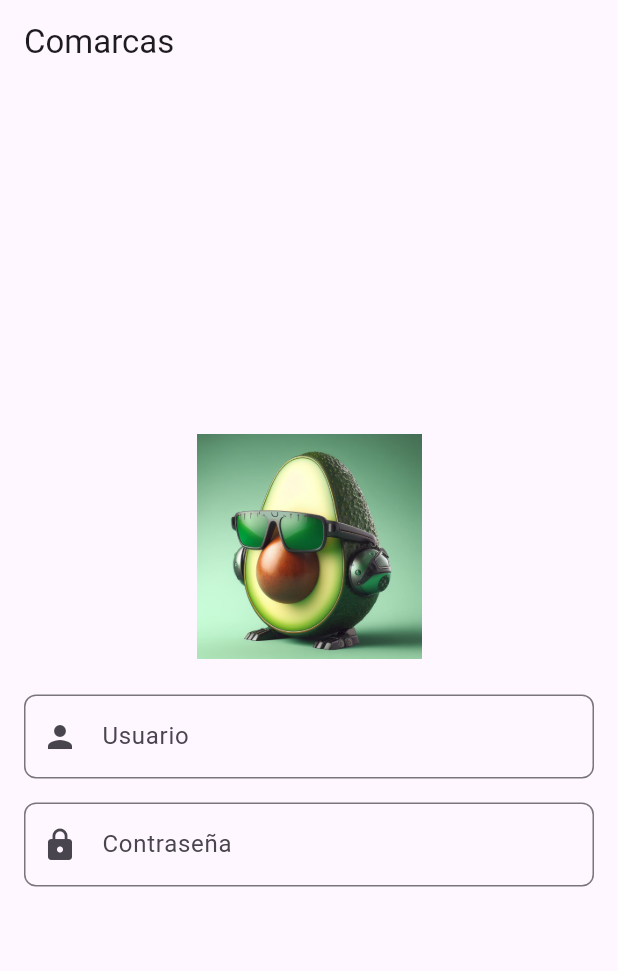
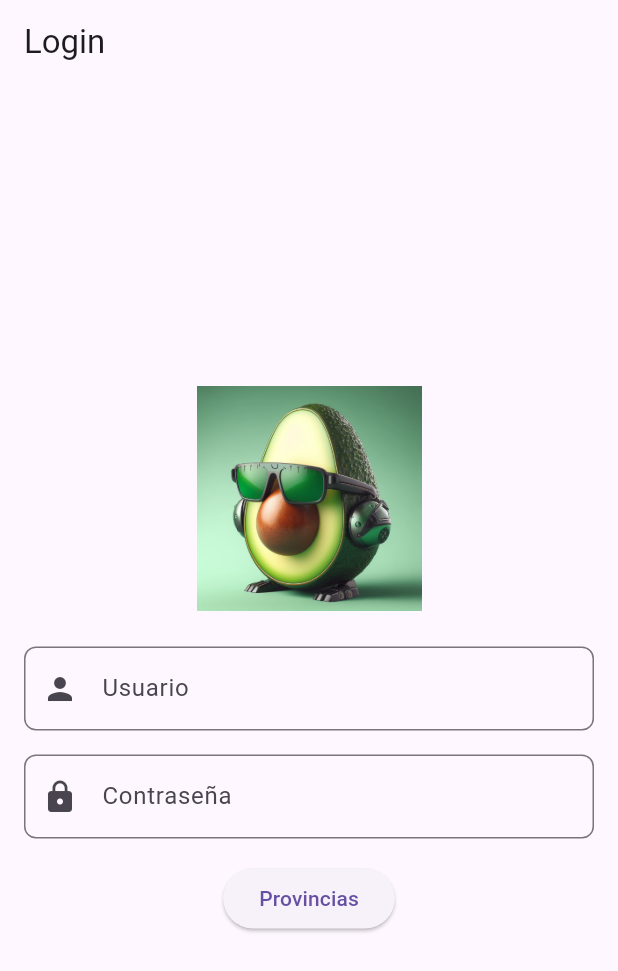
Before and after one commit to araybr/provincias, a Flutter app: the screen it shows after launch, on a phone screen of 412 x 824 dp. Shown: the top 971 px of the screen. Run offline on Flutter 3.47's test engine with Material 3 defaults, Android fonts, the phone set to English and light mode, and no system bars; our stand-ins replace font_awesome_flutter, go_router.

Commit message:
Cambios Navegación

```diff
--- /dev/null
+++ b/lib/config/router/routes.dart
@@ -0,0 +1,36 @@
+import 'package:flutter_provincias/comarques.dart';
+import 'package:flutter_provincias/info_comarca_1.dart';
+import 'package:flutter_provincias/info_comarca_2.dart';
+import 'package:flutter_provincias/login.dart';
+import 'package:flutter_provincias/provinces.dart';
+import 'package:go_router/go_router.dart';
+
+final GoRouter router = GoRouter(
+  routes: [
+    GoRoute(
+      name: 'login',
+      path: '/',
+      builder: (context, state) => const LoginScreen(),
+    ),
+    GoRoute(
+      name: 'provincies',
+      path: '/provincies',
+      builder: (context, state) => const ProvinciasScreen(),
+    ),
+    GoRoute(
+      name: 'comarques',
+      path: '/comarques',
+      builder: (context, state) => const ComarquesScreen(),
+    ),
+    GoRoute(
+      name: 'info_comarca_1',
+      path: '/infoComarca1',
+      builder: (context, state) => const InfoComarca1Screen(),
+    ),
+    GoRoute(
+      name: 'info_comarca_2',
+      path: '/infoComarca2',
+      builder: (context, state) => const InfoComarca2Screen(),
+    ),
+  ],
+);
--- a/lib/login.dart
+++ b/lib/login.dart
@@ -1,11 +1,15 @@
 import 'package:flutter/material.dart';
+import 'package:flutter_provincias/config/router/routes.dart';
+import 'package:go_router/go_router.dart';
 
 class LoginScreen extends StatelessWidget {
   const LoginScreen({Key? key}) : super(key: key);
 
   @override
   Widget build(BuildContext context) {
-    return Center(
+    return Scaffold(
+      appBar: AppBar(title: const Text('Login')),
+      body: Center(
       child: SingleChildScrollView(
         child: Padding(
           padding: const EdgeInsets.all(16.0),
@@ -43,10 +47,20 @@ class LoginScreen extends StatelessWidget {
                   prefixIcon: const Icon(Icons.lock),
                 ),
               ),
+
+              const SizedBox(height: 16),
+
+              ElevatedButton(
+                onPressed: () {
+                  context.push('/provincies');
+                },
+                child: const Text('Provincias'),
+              )
+
             ],
           ),
         ),
       ),
-    );
+    ));
   }
 }
--- a/lib/main.dart
+++ b/lib/main.dart
@@ -1,27 +1,18 @@
 import 'package:flutter/material.dart';
-import 'login.dart';
-import 'comarques.dart';
-import 'provinces.dart';
-import 'info_comarca_1.dart';
-import 'info_comarca_2.dart';
+import 'package:flutter_provincias/config/router/routes.dart';
+
 
 void main() {
-  runApp(MaterialApp(
-      theme: ThemeData(
-        primarySwatch: Colors.blue,
-      ),
-      debugShowCheckedModeBanner: false,
-      title: 'Comarcas',
-      home: Scaffold(
-          appBar: AppBar(
-              title: const Text(
-                'Comarcas',
-              ),
-              centerTitle: false, // Esto centrará el título en la AppBar
-          ),
-          body: const LoginScreen())));
-          //body: const ProvinciasScreen())));
-          //body: const ComarquesScreen())));
-          //body: const InfoComarca1Screen())));
-          //body: const InfoComarca2Screen())));
+  runApp(const MyApp());
 }
+
+class MyApp extends StatelessWidget {
+  const MyApp({super.key});
+
+  @override
+  Widget build(BuildContext context) {
+    return MaterialApp.router(
+      routerConfig: router,
+    );
+  }
+}
--- a/pubspec.yaml
+++ b/pubspec.yaml
@@ -29,7 +29,7 @@ environment:
 # versions available, run `flutter pub outdated`.
 dependencies:
   font_awesome_flutter: ^10.0.0
-
+  go_router: ^14.2.7
   flutter:
     sdk: flutter
 
```
Also changed, not shown: lib/comarques.dart (+9 -3 lines), lib/info_comarca_1.dart (+15 -8 lines), lib/info_comarca_2.dart (+17 -7 lines), lib/provinces.dart (+13 -7 lines), pubspec.lock.
